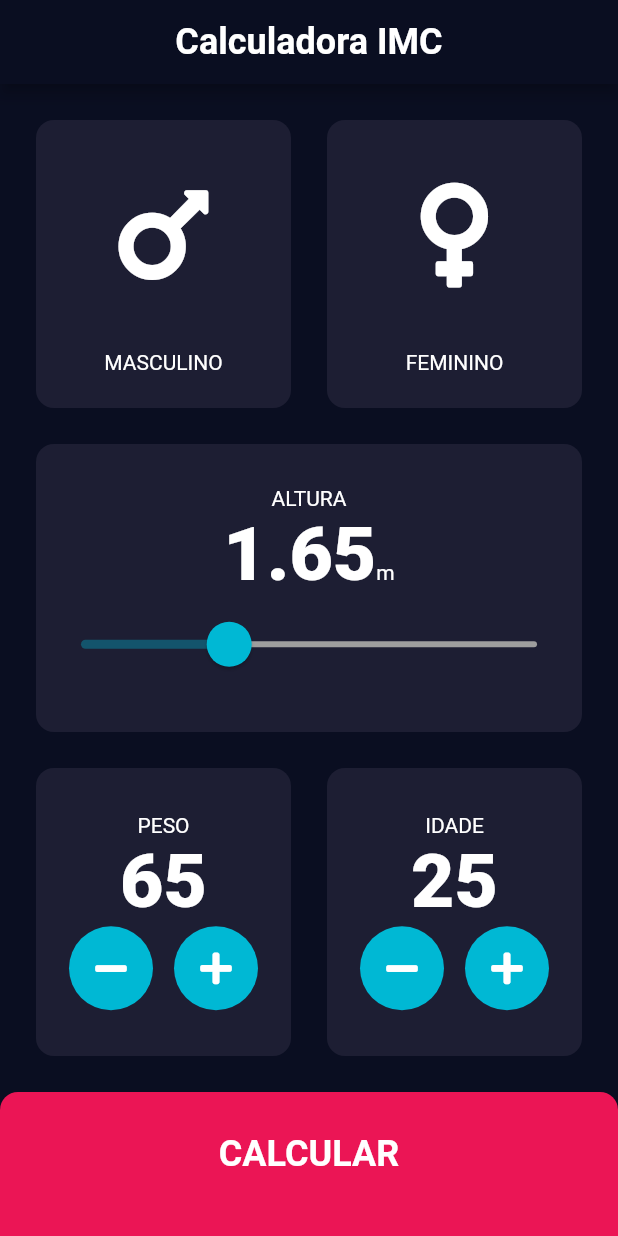
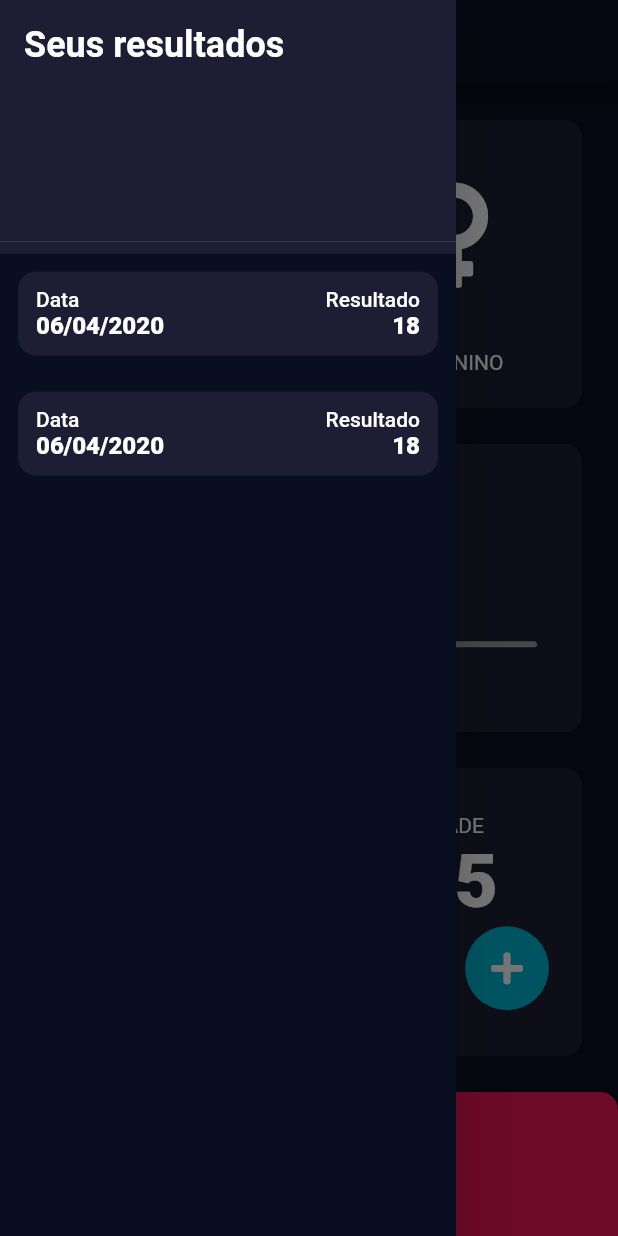
Before and after one commit to lucasliet/Calculadora-IMC, a Flutter app: the screen it shows after launch, with the side drawer open (before the commit the screen has no drawer), on a phone screen of 412 x 824 dp. Run offline on Flutter 3.47's test engine with Material 2 defaults, Android fonts, the phone set to English and light mode, and no system bars; our stand-ins replace font_awesome_flutter.

Commit message:
Burguer menu 🍔

```diff
--- a/lib/component/card.dart
+++ b/lib/components/card.dart
@@ -1,5 +1,5 @@
-import 'package:calculadora_imc/theme.dart';
 import 'package:flutter/material.dart';
+import '../theme.dart';
 
 class CustomCard extends StatelessWidget {
   final Color color;
--- /dev/null
+++ b/lib/components/results_drawer.dart
@@ -0,0 +1,76 @@
+import 'package:flutter/material.dart';
+import '../components/card.dart';
+import '../theme.dart';
+
+class ResultsDrawer extends StatelessWidget {
+  @override
+  Widget build(BuildContext context) {
+    return Drawer(
+      child: Container(
+        color: backgroundColor,
+        child: ListView(
+          padding: EdgeInsets.zero,
+          children: <Widget>[
+            Container(
+              color: cardColor,
+              child: DrawerHeader(
+                child: Text('Seus resultados', style: titleStyle),
+              ),
+            ),
+            CustomCard(
+              child: ListTile(
+                contentPadding: EdgeInsets.symmetric(horizontal: 12),
+                title: Row(
+                  mainAxisAlignment: MainAxisAlignment.spaceBetween,
+                  children: <Widget>[
+                    Column(
+                      crossAxisAlignment: CrossAxisAlignment.start,
+                      children: <Widget>[
+                        Text('Data'),
+                        Text('06/04/2020', style: TextStyle(fontSize: 16, fontWeight: FontWeight.w800)),
+                      ],
+                    ),
+                    Column(
+                      crossAxisAlignment: CrossAxisAlignment.end,
+                      children: <Widget>[
+                        Text('Resultado'),
+                        Text('18', style: TextStyle(fontSize: 16, fontWeight: FontWeight.w800)),
+                      ],
+                    ),
+                  ],
+                ),
+                onTap: () {},
+              ),
+            ),
+            CustomCard(
+              child: ListTile(
+                contentPadding: EdgeInsets.symmetric(horizontal: 12),
+                title: Row(
+                  mainAxisAlignment: MainAxisAlignment.spaceBetween,
+                  children: <Widget>[
+                    Column(
+                      crossAxisAlignment: CrossAxisAlignment.start,
+                      children: <Widget>[
+                        Text('Data'),
+                        Text('06/04/2020', style: TextStyle(fontSize: 16, fontWeight: FontWeight.w800)),
+                      ],
+                    ),
+                    Column(
+                      crossAxisAlignment: CrossAxisAlignment.end,
+                      children: <Widget>[
+                        Text('Resultado'),
+                        Text('18', style: TextStyle(fontSize: 16, fontWeight: FontWeight.w800)),
+                      ],
+                    ),
+                  ],
+                ),
+                onTap: () {},
+              ),
+            ),
+
+          ],
+        ),
+      ),
+    );
+  }
+}
--- a/lib/routes.dart
+++ b/lib/routes.dart
@@ -1,6 +1,6 @@
 import 'package:flutter/widgets.dart';
-import 'screen/input_page.dart';
-import 'screen/result_page.dart';
+import 'screens/input_page.dart';
+import 'screens/result_page.dart';
 
 Map<String, WidgetBuilder> routes = <String, WidgetBuilder>{
   '/': (context) => InputPage(),
--- a/lib/screen/input_page.dart
+++ b/lib/screens/input_page.dart
@@ -1,11 +1,12 @@
 import 'package:flutter/material.dart';
 import 'package:font_awesome_flutter/font_awesome_flutter.dart';
 import '../theme.dart';
-import '../component/card.dart';
-import '../component/slider.dart';
-import '../component/labeled_icon.dart';
-import '../component/plus_minus_buttons.dart';
-import '../component/bottom_button.dart';
+import '../components/card.dart';
+import '../components/slider.dart';
+import '../components/labeled_icon.dart';
+import '../components/plus_minus_buttons.dart';
+import '../components/bottom_button.dart';
+import '../components/results_drawer.dart';
 
 enum Gender {
   male,
@@ -26,6 +27,7 @@ class _InputPageState extends State<InputPage> {
   @override
   Widget build(BuildContext context) {
     return Scaffold(
+      drawer: ResultsDrawer(),
       appBar: AppBar(
         centerTitle: true,
         title: Text("Calculadora IMC", style: titleStyle,),
--- a/lib/service/calc_service.dart
+++ b/lib/services/calc_service.dart
@@ -17,7 +17,7 @@ class CalcService {
     if( _bmi >= 25 ){
       return {'statsResult': 'SOBREPESO', 'statsColor': Colors.red};
     } else if ( _bmi > 18.5 ){
-      return {'statsResult': 'NORMAL', 'statsColor': Colors.green};
+      return {'statsResult': 'IDEAL', 'statsColor': Colors.green};
     } else {
       return {'statsResult': 'ABAIXO DO PESO', 'statsColor': Colors.red};
     }
--- a/pubspec.yaml
+++ b/pubspec.yaml
@@ -3,7 +3,7 @@ description: Calculadora IMC
 version: 1.0.0+1
 
 environment:
-  sdk: ">=2.7.0 <3.0.0"
+  sdk: ">=2.8.1 <3.0.0"
 
 
 dependencies:
```
Also changed, not shown: lib/screens/result_page.dart (renamed from lib/screen/result_page.dart, +4 -4 lines), lib/components/bottom_button.dart (renamed from lib/component/bottom_button.dart), lib/components/labeled_icon.dart (renamed from lib/component/labeled_icon.dart), lib/components/plus_minus_buttons.dart (renamed from lib/component/plus_minus_buttons.dart), lib/components/result_stats.dart (renamed from lib/component/result_stats.dart), lib/components/slider.dart (renamed from lib/component/slider.dart), 2 other files.
